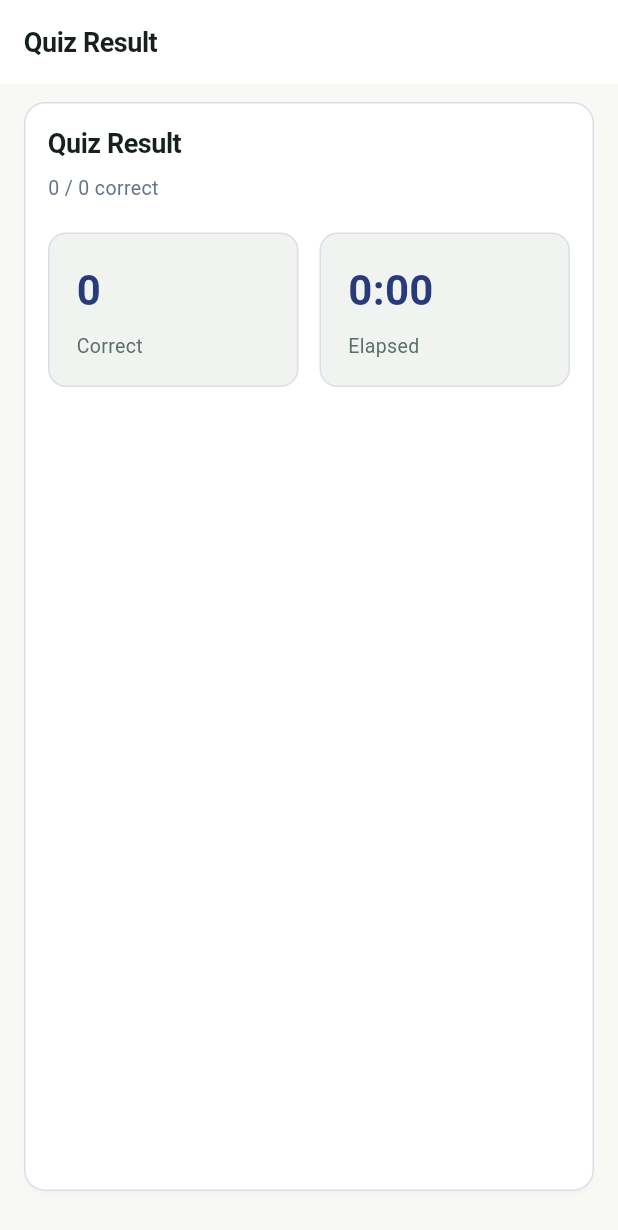
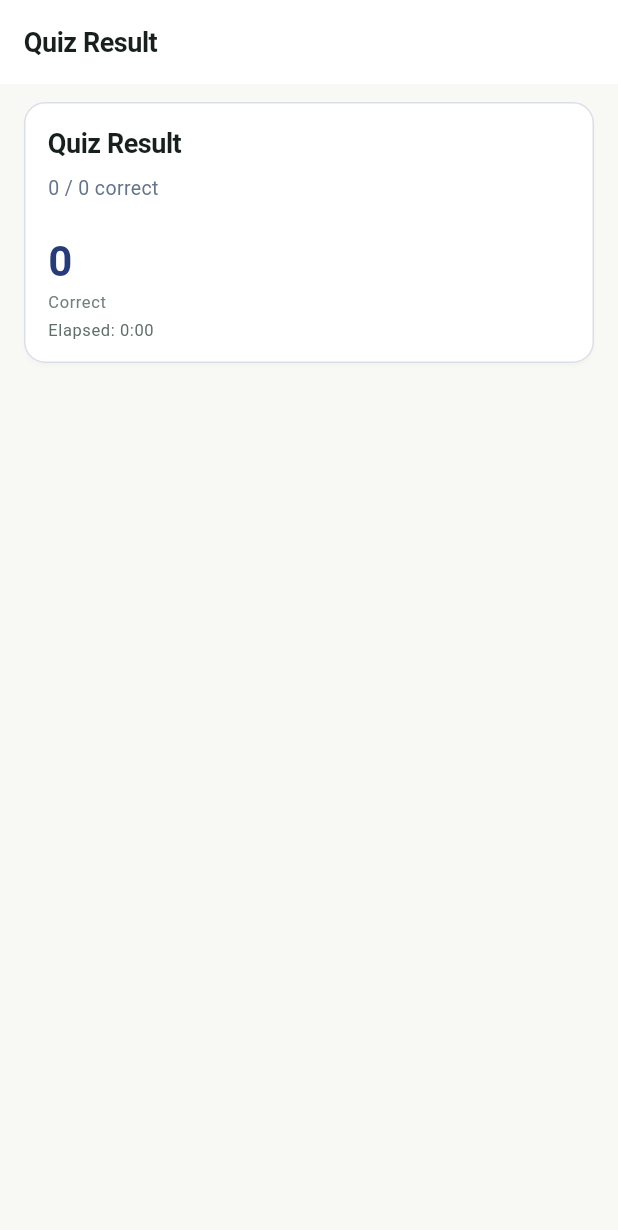
Before and after one commit to benwu777/MathSpring, a Flutter app: the QuizResultPage screen opened directly with empty values, on a phone screen of 412 x 824 dp. Shown: the top 1230 px of the screen. Run offline on Flutter 3.47's test engine with Material 3 defaults, Android fonts, the phone set to English and light mode, and no system bars; our stand-ins replace in_app_purchase, sqflite; accounts and stored records are empty.

Commit message:
fix: 修正測驗結果摘要溢位

```diff
--- a/lib/src/quiz_session.dart
+++ b/lib/src/quiz_session.dart
@@ -694,27 +694,49 @@ class QuizResultPage extends StatelessWidget {
         backgroundColor: Colors.white,
       ),
       body: ContentScrollView(
-        fill: true,
         child: Column(
           crossAxisAlignment: CrossAxisAlignment.start,
           children: [
-            // 撐滿剩餘高度，畫面不會依內容長短留下大片空白
-            Expanded(
-              child: _SectionCard(
-                title: strings.quizResult,
-                subtitle: maxScore == null
-                    ? '${result.correctCount} / ${result.totalQuestions} ${strings.correctSuffix}'
-                    : strings.formalExamScore(earnedScore ?? 0, maxScore!),
-                child: _StatRow(
-                  leftValue: maxScore == null
+            _SectionCard(
+              title: strings.quizResult,
+              subtitle: maxScore == null
+                  ? '${result.correctCount} / ${result.totalQuestions} ${strings.correctSuffix}'
+                  : strings.formalExamScore(earnedScore ?? 0, maxScore!),
+              child: Builder(
+                builder: (BuildContext context) {
+                  final LayoutSpec layoutSpec = LayoutSpec.of(context);
+                  final String resultValue = maxScore == null
                       ? '${result.correctCount}'
-                      : '$earnedScore',
-                  leftLabel: maxScore == null
+                      : '$earnedScore';
+                  final String resultLabel = maxScore == null
                       ? strings.correctLabel
-                      : strings.totalScore,
-                  rightValue: _formatElapsed(result.elapsed),
-                  rightLabel: strings.elapsedLabel,
-                ),
+                      : strings.totalScore;
+                  return Column(
+                    mainAxisSize: MainAxisSize.min,
+                    crossAxisAlignment: CrossAxisAlignment.start,
+                    children: [
+                      Text(
+                        resultValue,
+                        style: TextStyle(
+                          fontSize: layoutSpec.scaleText(28),
+                          fontWeight: FontWeight.w700,
+                          color: AppVisualTokens.primary,
+                        ),
+                      ),
+                      Text(
+                        resultLabel,
+                        style: Theme.of(context).textTheme.bodySmall,
+                      ),
+                      const SizedBox(height: 4),
+                      Text(
+                        '${strings.elapsedLabel}: ${_formatElapsed(result.elapsed)}',
+                        style: Theme.of(context).textTheme.bodySmall?.copyWith(
+                              color: AppVisualTokens.inkMuted,
+                            ),
+                      ),
+                    ],
+                  );
+                },
               ),
             ),
             const SizedBox(height: 18),
```
Also changed, not shown: 2 other files.
